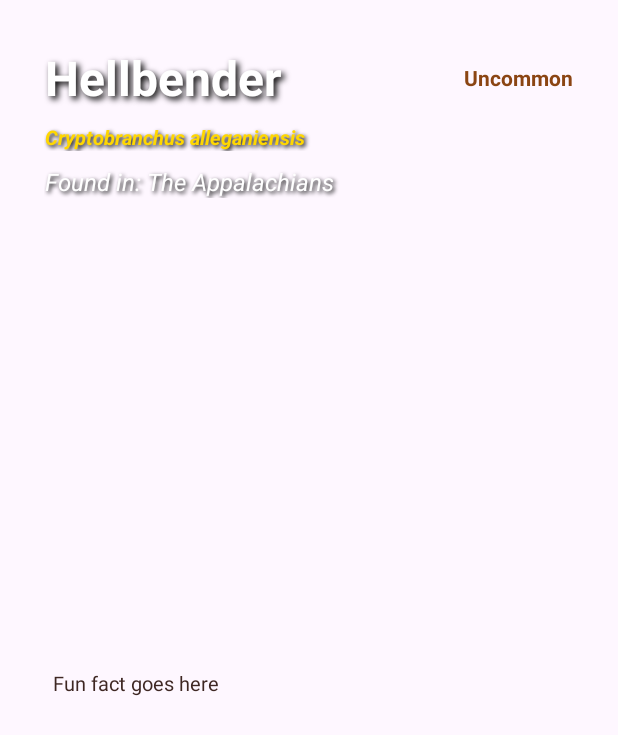
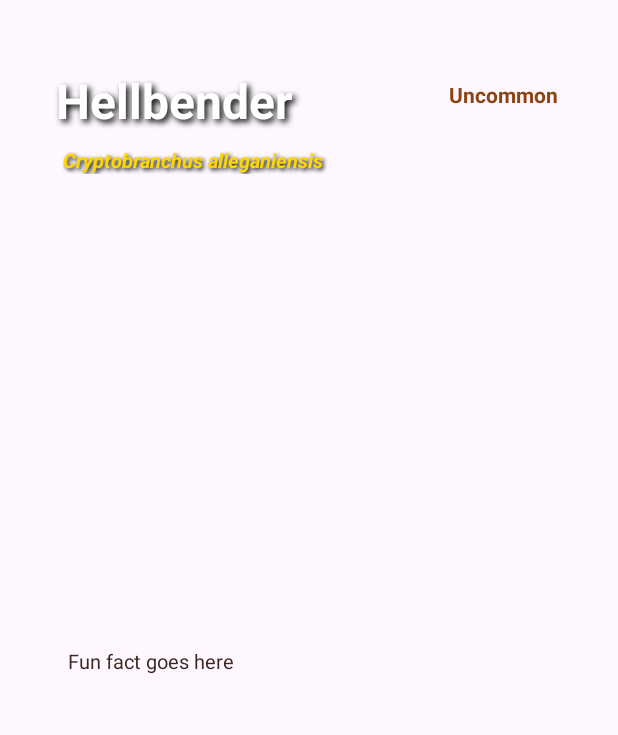
Before and after one commit to georgeworks/stepcounterhuntinggit, an Android app: the layout dialog_animal_detail_overlay.xml on its own in the app's theme, with its tools: preview values and no code run, on a phone screen of 412 x 824 dp. Shown: the top 735 px of the screen. Run offline under Robolectric (Android 15) with nearby library versions, the phone set to English and light mode, and no system bars.

Commit message:
New version 0.59
Removed Region from the cards and adjusted text positioning

```diff
--- a/app/src/main/java/com/example/stepcounterhunting/AnimalDetailDialog.kt
+++ b/app/src/main/java/com/example/stepcounterhunting/AnimalDetailDialog.kt
@@ -36,7 +36,6 @@ class AnimalDetailDialog(
         val animalRarity: TextView? = view.findViewById(R.id.detail_animal_rarity)
         val animalDescription: TextView? = view.findViewById(R.id.detail_animal_description)
         val animalFunFact: TextView? = view.findViewById(R.id.detail_animal_fun_fact)
-        val animalRegion: TextView? = view.findViewById(R.id.detail_animal_region)
 
         if (animal.id == "app_6") {
             // Hellbender with overlay layout
@@ -47,7 +46,6 @@ class AnimalDetailDialog(
             animalRarity?.text = animal.rarity.displayName
             animalDescription?.text = animal.description
             animalFunFact?.text = "${animal.funFact}"
-            animalRegion?.text = "${animal.region}"
 
         } else {
             // Normal animals with standard layout
@@ -57,7 +55,6 @@ class AnimalDetailDialog(
             animalRarity?.setTextColor(Color.parseColor(animal.rarity.color))
             animalDescription?.text = animal.description
             animalFunFact?.text = "${animal.funFact}"
-            animalRegion?.text = "Found in: ${animal.region}"
         }
     }
 
--- a/app/src/main/res/layout/dialog_animal_detail.xml
+++ b/app/src/main/res/layout/dialog_animal_detail.xml
@@ -54,15 +54,6 @@
                 android:textStyle="bold"
                 android:layout_marginBottom="8dp" />
 
-            <TextView
-                android:id="@+id/detail_animal_region"
-                android:layout_width="wrap_content"
-                android:layout_height="wrap_content"
-                android:text="Found in: Region"
-                android:textSize="14sp"
-                android:textStyle="italic"
-                android:textColor="#666666"
-                android:layout_marginBottom="12dp" />
 
             <TextView
                 android:id="@+id/detail_animal_description"
--- a/app/src/main/res/layout/dialog_animal_detail_overlay.xml
+++ b/app/src/main/res/layout/dialog_animal_detail_overlay.xml
@@ -8,7 +8,8 @@
         android:id="@+id/detail_animal_image"
         android:layout_width="match_parent"
         android:layout_height="500dp"
-        android:scaleType="centerInside" />
+        android:scaleType="centerInside"
+        android:layout_marginHorizontal="18dp" />
 
     <!-- Rarity text above the star (top-right area) -->
     <TextView
@@ -16,8 +17,8 @@
         android:layout_width="wrap_content"
         android:layout_height="wrap_content"
         android:layout_gravity="top|end"
-        android:layout_marginTop="42dp"
-        android:layout_marginEnd="30dp"
+        android:layout_marginTop="53dp"
+        android:layout_marginEnd="40dp"
         android:text="Uncommon"
         android:textSize="14sp"
         android:textColor="#8B4513"
@@ -29,8 +30,8 @@
         android:layout_width="match_parent"
         android:layout_height="wrap_content"
         android:layout_gravity="top"
-        android:layout_marginTop="30dp"
-        android:paddingLeft="30dp"
+        android:layout_marginTop="45dp"
+        android:paddingLeft="37dp"
         android:paddingRight="30dp"
         android:text="Hellbender"
         android:textSize="32sp"
@@ -47,8 +48,8 @@
         android:layout_width="match_parent"
         android:layout_height="wrap_content"
         android:layout_gravity="top"
-        android:layout_marginTop="82dp"
-        android:paddingLeft="30dp"
+        android:layout_marginTop="97dp"
+        android:paddingLeft="42dp"
         android:paddingRight="30dp"
         android:text="Cryptobranchus alleganiensis"
         android:textSize="13sp"
@@ -61,22 +62,6 @@
         android:shadowRadius="3" />
 
     <!-- Region below the scientific name -->
-    <TextView
-        android:id="@+id/detail_animal_region"
-        android:layout_width="match_parent"
-        android:layout_height="wrap_content"
-        android:layout_gravity="top"
-        android:layout_marginTop="110dp"
-        android:paddingLeft="30dp"
-        android:paddingRight="30dp"
-        android:text="Found in: The Appalachians"
-        android:textSize="16sp"
-        android:textColor="@android:color/white"
-        android:textStyle="italic"
-        android:shadowColor="@android:color/black"
-        android:shadowDx="2"
-        android:shadowDy="2"
-        android:shadowRadius="3" />
 
     <!-- Fun fact in the bottom text box area -->
 
@@ -85,9 +70,9 @@
         android:layout_width="match_parent"
         android:layout_height="wrap_content"
         android:layout_gravity="bottom"
-        android:layout_marginLeft="25dp"
+        android:layout_marginLeft="35dp"
         android:layout_marginRight="25dp"
-        android:layout_marginBottom="25dp"
+        android:layout_marginBottom="40dp"
         android:lineSpacingMultiplier="1.1"
         android:paddingLeft="10dp"
         android:paddingTop="10dp"
```
